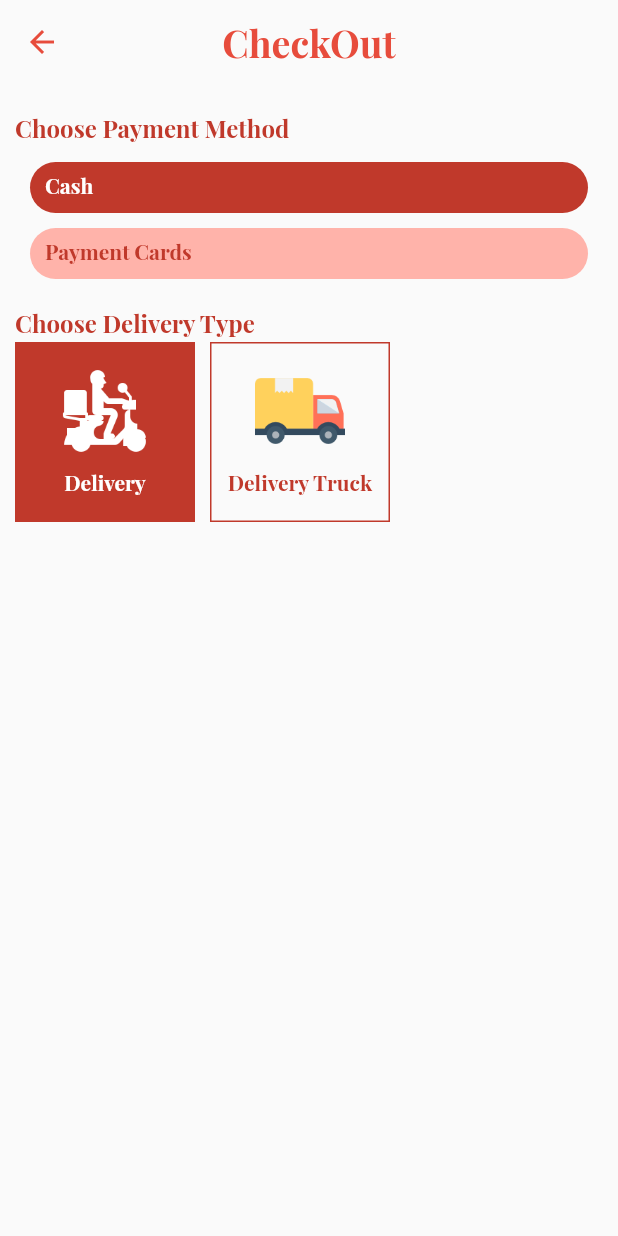
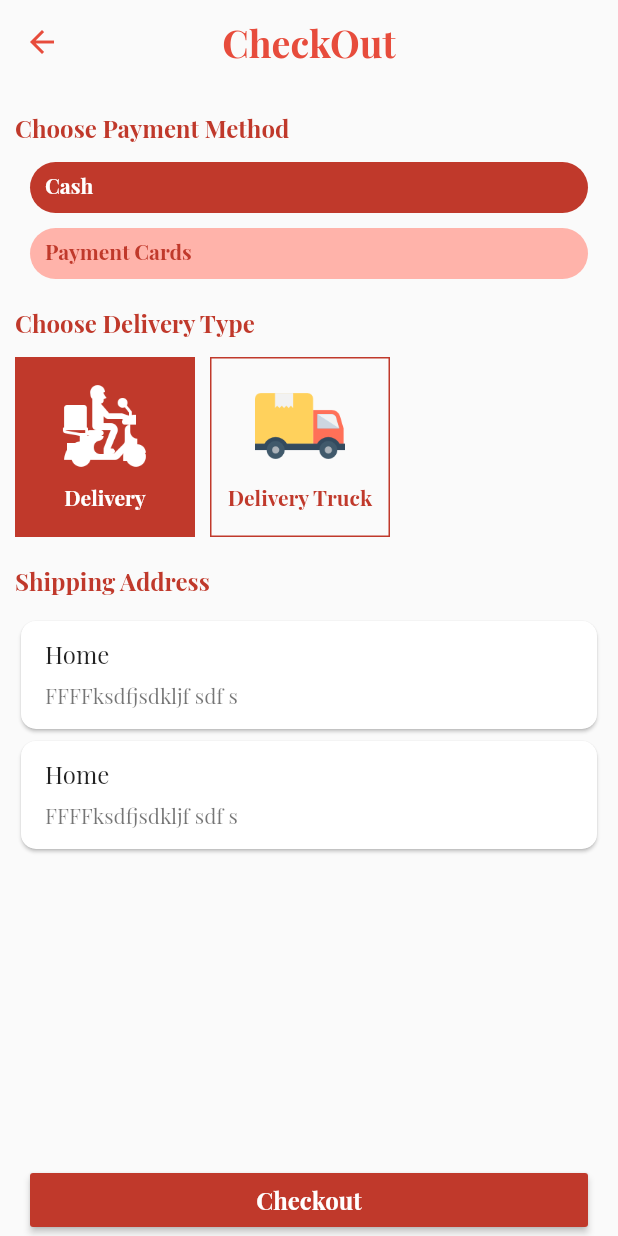
Before and after one commit to YOSEF12-POR/ecommerce_app, a Flutter app: the Checkout screen opened by its route, on a phone screen of 412 x 824 dp. Run offline on Flutter 3.47's test engine with Material 2 defaults, Android fonts, the phone set to English and light mode, and no system bars; our stand-ins replace cached_network_image, dartz, firebase_core, firebase_messaging, flutter_otp_text_field, flutter_svg and 5 more; accounts and stored records are empty; project files that could hold a hidden picture were left out.

Commit message:
checkout1

```diff
--- a/lib/core/constant/color.dart
+++ b/lib/core/constant/color.dart
@@ -5,10 +5,9 @@ class AppColor {
   static const Color grey2 = Color.fromARGB(255, 66, 66, 66);
   static const Color black = Color(0xff000000);
   // static const Color primaryColor = Color(0xff5DB1DF);
-  static const Color backgroundcolor = Color(0xffF8F9FD) ;
+  static const Color backgroundcolor = Color(0xffF8F9FD);
   static const Color primaryColor = Color(0xffe74c3c);
   static const Color secondColor = Color(0xffc0392b);
   static const Color fourthColor = Color(0xff0d3056);
   static const Color thirdColor = Color.fromARGB(255, 255, 179, 170);
-
 }
--- a/lib/view/screen/checkout.dart
+++ b/lib/view/screen/checkout.dart
@@ -14,6 +14,15 @@ class Checkout extends StatelessWidget {
       appBar: AppBar(
         title: const Text('CheckOut'),
       ),
+      bottomNavigationBar: Container(
+          padding: const EdgeInsets.symmetric(horizontal: 20),
+          child: MaterialButton(
+            color: AppColor.secondColor,
+            textColor: Colors.white,
+            onPressed: () {},
+            child: const Text("Checkout",
+                style: TextStyle(fontWeight: FontWeight.bold, fontSize: 16)),
+          )),
       body: Container(
         padding: EdgeInsets.all(10),
         child: Container(
@@ -72,6 +81,9 @@ class Checkout extends StatelessWidget {
                     fontWeight: FontWeight.bold,
                     fontSize: 16),
               ),
+              SizedBox(
+                height: 10,
+              ),
               Row(
                 children: [
                   Container(
@@ -93,7 +105,6 @@ class Checkout extends StatelessWidget {
                           style: TextStyle(
                             color: Colors.white,
                             fontWeight: FontWeight.bold,
-
                           ),
                         )
                       ],
@@ -126,7 +137,36 @@ class Checkout extends StatelessWidget {
                     ),
                   ),
                 ],
-              )
+              ),
+              SizedBox(
+                height: 10,
+              ),
+              Text(
+                "Shipping Address",
+                style: TextStyle(
+                    color: AppColor.secondColor,
+                    fontWeight: FontWeight.bold,
+                    fontSize: 16),
+              ),
+              SizedBox(
+                height: 10,
+              ),
+              Card(
+                shape: RoundedRectangleBorder(
+                    borderRadius: BorderRadius.circular(10)),
+                child: const ListTile(
+                  title: Text("Home"),
+                  subtitle: Text("FFFFksdfjsdkljf sdf s"),
+                ),
+              ),
+              Card(
+                shape: RoundedRectangleBorder(
+                    borderRadius: BorderRadius.circular(10)),
+                child: ListTile(
+                  title: Text("Home"),
+                  subtitle: Text("FFFFksdfjsdkljf sdf s"),
+                ),
+              ),
             ],
           ),
         ),
```
